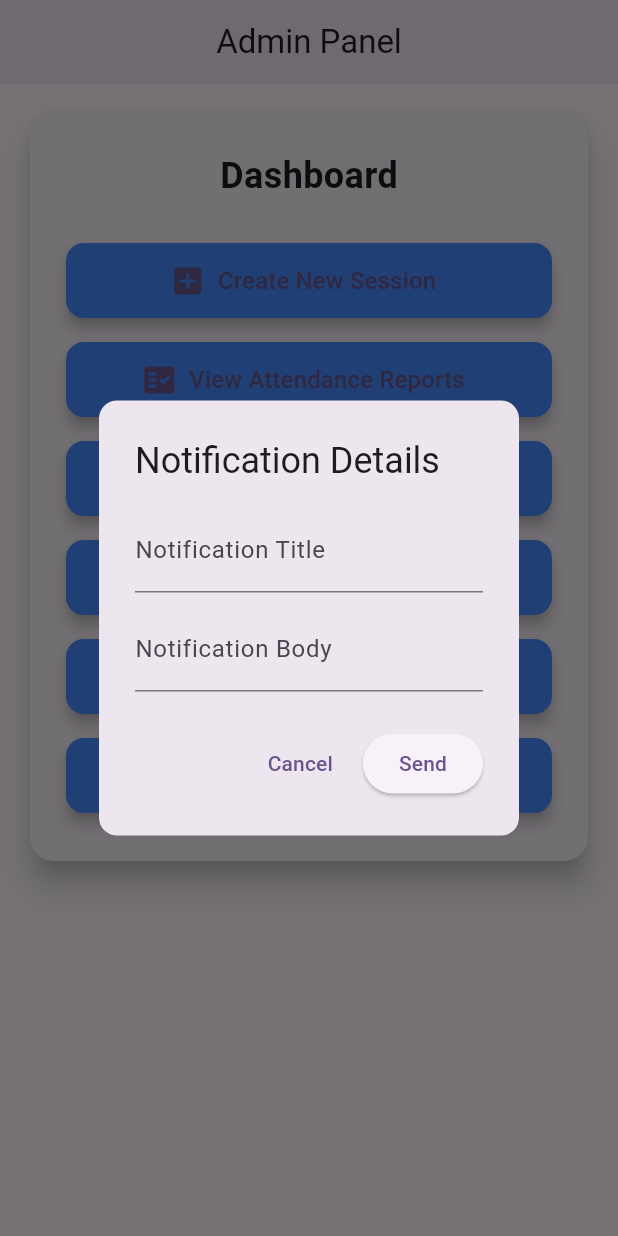
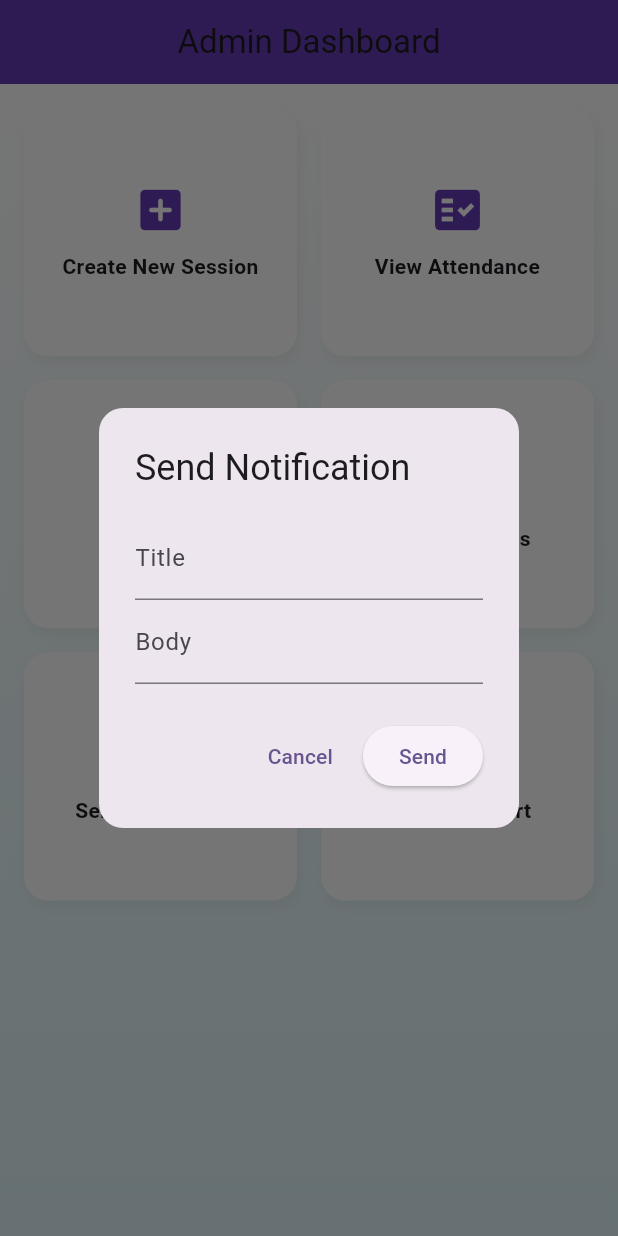
Before and after one commit to sarthakdjoshiFlutterDev30/smart_attend, a Flutter app: the HomeScreen screen opened directly, after a tap on "Send Notification", on a phone screen of 412 x 824 dp. Run offline on Flutter 3.47's test engine with Material 3 defaults, Android fonts, the phone set to English and light mode, and no system bars; our stand-ins replace cloud_firestore, csv, dio, firebase_auth, firebase_core, firebase_messaging and 5 more; missing offline and left inert: dart:html; accounts and stored records are empty.

Commit message:
update attendance_list_screen.dart

```diff
--- a/lib/View/Home.dart
+++ b/lib/View/Home.dart
@@ -7,161 +7,183 @@ import 'package:smart_attend/View/Show_Profile.dart';
 import 'attendance_list_screen.dart';
 import 'create_session_screen.dart';
 
-class HomeScreen extends StatelessWidget {
+class HomeScreen extends StatefulWidget {
   const HomeScreen({super.key});
 
   @override
-  Widget build(BuildContext context) {
+  State<HomeScreen> createState() => _HomeScreenState();
+}
+
+class _HomeScreenState extends State<HomeScreen> {
   final titleController = TextEditingController();
   final bodyController = TextEditingController();
   final api = ApiService();
 
+  @override
+  Widget build(BuildContext context) {
+    final isDark = Theme.of(context).brightness == Brightness.dark;
+
+    final List<_DashboardItem> items = [
+      _DashboardItem(
+        icon: Icons.add_box_rounded,
+        label: "Create New Session",
+        onTap: () => _navigateTo(context, const CreateSessionScreen()),
+      ),
+      _DashboardItem(
+        icon: Icons.fact_check,
+        label: "View Attendance",
+        onTap: () => _navigateTo(context, const AttendanceListScreen()),
+      ),
+      _DashboardItem(
+        icon: Icons.person_add_alt_1,
+        label: "Add Student",
+        onTap: () => _navigateTo(context, const Add_Student()),
+      ),
+      _DashboardItem(
+        icon: Icons.people,
+        label: "Show Students",
+        onTap: () => _navigateTo(context, const ShowAllStudent()),
+      ),
+      _DashboardItem(
+        icon: Icons.notifications_active,
+        label: "Send Notification",
+        onTap: _showNotificationDialog,
+      ),
+      _DashboardItem(
+        icon: Icons.assignment_ind,
+        label: "Student Report",
+        onTap: () => _navigateTo(context, const StudentProfileScreen()),
+      ),
+    ];
+
     return Scaffold(
       appBar: AppBar(
-        title: const Text('Admin Panel'),
+        title: const Text("Admin Dashboard"),
         centerTitle: true,
-        elevation: 4,
+        backgroundColor: Colors.deepPurple,
       ),
-      body: SingleChildScrollView(
-        child: Center(
-          child: Padding(
-            padding: const EdgeInsets.all(16.0),
-            child: Card(
-              shape: RoundedRectangleBorder(
-                borderRadius: BorderRadius.circular(16),
-              ),
-              elevation: 8,
-              child: Padding(
-                padding: const EdgeInsets.all(24.0),
-                child: Column(
-                  mainAxisSize: MainAxisSize.min,
-                  children: [
-                    const Text(
-                      "Dashboard",
-                      style: TextStyle(
-                        fontSize: 24,
-                        fontWeight: FontWeight.bold,
+      body: AnimatedSwitcher(
+        duration: const Duration(milliseconds: 500),
+        child: Container(
+          key: ValueKey(isDark),
+          decoration: BoxDecoration(
+            gradient: isDark
+                ? null
+                : const LinearGradient(
+                    colors: [Colors.white, Color(0xFFE0F7FA)],
+                    begin: Alignment.topCenter,
+                    end: Alignment.bottomCenter,
                   ),
           ),
-                    const SizedBox(height: 20),
-
-                    _buildButton(
-                      context,
-                      icon: Icons.add_box,
-                      label: "Create New Session",
-                      onTap: () {
-                        Navigator.push(
-                          context,
-                          MaterialPageRoute(
-                            builder: (_) => const CreateSessionScreen(),
+          child: ListView(
+            padding: const EdgeInsets.all(16),
+            children: [
+              GridView.builder(
+                physics: const NeverScrollableScrollPhysics(),
+                shrinkWrap: true,
+                itemCount: items.length,
+                gridDelegate: const SliverGridDelegateWithFixedCrossAxisCount(
+                  crossAxisCount: 2,
+                  crossAxisSpacing: 16,
+                  mainAxisSpacing: 16,
+                  childAspectRatio: 1.1,
+                ),
+                itemBuilder: (context, index) {
+                  return _buildAnimatedCard(items[index], isDark);
+                },
+              ),
+            ],
+          ),
+        ),
       ),
     );
-                      },
+  }
+
+  Widget _buildAnimatedCard(_DashboardItem item, bool isDark) {
+    return AnimatedContainer(
+      duration: const Duration(milliseconds: 400),
+      curve: Curves.easeInOut,
+      decoration: BoxDecoration(
+        color: isDark ? Colors.grey[900] : Colors.white,
+        borderRadius: BorderRadius.circular(16),
+        boxShadow: [
+          if (!isDark)
+            BoxShadow(
+              color: Colors.black.withOpacity(0.05),
+              blurRadius: 8,
+              offset: const Offset(2, 4),
             ),
-
-                    _buildButton(
-                      context,
-                      icon: Icons.fact_check,
-                      label: "View Attendance Reports",
-                      onTap: () {
-                        Navigator.push(
-                          context,
-                          MaterialPageRoute(
-                            builder: (_) => const AttendanceListScreen(),
+        ],
+      ),
+      child: InkWell(
+        onTap: item.onTap,
+        borderRadius: BorderRadius.circular(16),
+        child: Padding(
+          padding: const EdgeInsets.symmetric(horizontal: 12, vertical: 20),
+          child: Column(
+            mainAxisAlignment: MainAxisAlignment.center,
+            children: [
+              Icon(item.icon, size: 36, color: Colors.deepPurple),
+              const SizedBox(height: 10),
+              Text(
+                item.label,
+                textAlign: TextAlign.center,
+                style: const TextStyle(
+                  fontSize: 14,
+                  fontWeight: FontWeight.w600,
+                ),
+              ),
+            ],
+          ),
+        ),
       ),
     );
-                      },
-                    ),
+  }
 
-                    _buildButton(
-                      context,
-                      icon: Icons.person_add_alt,
-                      label: "Add Student",
-                      onTap: () {
-                        Navigator.push(
-                          context,
-                          MaterialPageRoute(
-                            builder: (_) => const Add_Student(),
-                          ),
-                        );
-                      },
-                    ),
-
-                    _buildButton(
-                      context,
-                      icon: Icons.people_alt,
-                      label: "Show Students",
-                      onTap: () {
-                        Navigator.push(
-                          context,
-                          MaterialPageRoute(
-                            builder: (_) => const ShowAllStudent(),
-                          ),
-                        );
-                      },
-                    ),
-
-                    _buildButton(
-                      context,
-                      icon: Icons.notifications_active,
-                      label: "Send Notification",
-                      onTap: () {
+  void _showNotificationDialog() {
     showDialog(
       context: context,
       builder: (_) => AlertDialog(
-                            shape: RoundedRectangleBorder(
-                              borderRadius: BorderRadius.circular(12),
-                            ),
-                            title: const Text("Notification Details"),
+        shape: RoundedRectangleBorder(borderRadius: BorderRadius.circular(16)),
+        title: const Text("Send Notification"),
         content: Column(
           mainAxisSize: MainAxisSize.min,
           children: [
             TextField(
               controller: titleController,
-                                  decoration: const InputDecoration(
-                                    labelText: "Notification Title",
+              decoration: const InputDecoration(labelText: "Title"),
             ),
-                                ),
-                                const SizedBox(height: 10),
             TextField(
               controller: bodyController,
-                                  decoration: const InputDecoration(
-                                    labelText: "Notification Body",
-                                  ),
+              decoration: const InputDecoration(labelText: "Body"),
             ),
           ],
         ),
         actions: [
           TextButton(
             onPressed: () {
-                                  Navigator.pop(context);
               titleController.clear();
               bodyController.clear();
+              Navigator.pop(context);
             },
             child: const Text("Cancel"),
           ),
           ElevatedButton(
             onPressed: () async {
-                                  if (titleController.text.isEmpty ||
-                                      bodyController.text.isEmpty) {
+              if (titleController.text.isEmpty || bodyController.text.isEmpty) {
                 ScaffoldMessenger.of(context).showSnackBar(
-                                      const SnackBar(
-                                        content: Text("Fields cannot be empty"),
-                                      ),
+                  const SnackBar(content: Text("All fields are required")),
                 );
                 return;
               }
               final title = titleController.text.trim();
               final body = bodyController.text.trim();
+              await api.sendNotification(title, body);
               titleController.clear();
               bodyController.clear();
-
-                                  await api.sendNotification(title, body);
               Navigator.pop(context);
               ScaffoldMessenger.of(context).showSnackBar(
-                                    const SnackBar(
-                                      content: Text("Notification Sent"),
-                                    ),
+                const SnackBar(content: Text("Notification sent")),
               );
             },
             child: const Text("Send"),
@@ -169,52 +191,21 @@ class HomeScreen extends StatelessWidget {
         ],
       ),
     );
-                      },
-                    ),
-                    _buildButton(
-                      context,
-                      icon: Icons.credit_card,
-                      label: "Show Student Report",
-                      onTap: () {
-                        Navigator.push(
-                          context,
-                          MaterialPageRoute(
-                            builder: (_) => const StudentProfileScreen(),
-                          ),
-                        );
-                      },
-                    ),
-                  ],
-                ),
-              ),
-            ),
-          ),
-        ),
-      ),
-    );
   }
 
-  Widget _buildButton(
-    BuildContext context, {
-    required IconData icon,
-    required String label,
-    required VoidCallback onTap,
-  }) {
-    return Padding(
-      padding: const EdgeInsets.symmetric(vertical: 8),
-      child: ElevatedButton.icon(
-        style: ElevatedButton.styleFrom(
-          minimumSize: Size(MediaQuery.of(context).size.width * 0.8, 50),
-          shape: RoundedRectangleBorder(
-            borderRadius: BorderRadius.circular(12),
-          ),
-          backgroundColor: Colors.blueAccent,
-          elevation: 4,
-        ),
-        icon: Icon(icon, size: 24),
-        label: Text(label, style: const TextStyle(fontSize: 16)),
-        onPressed: onTap,
-      ),
-    );
+  void _navigateTo(BuildContext context, Widget page) {
+    Navigator.push(context, MaterialPageRoute(builder: (_) => page));
   }
 }
+
+class _DashboardItem {
+  final IconData icon;
+  final String label;
+  final VoidCallback onTap;
+
+  _DashboardItem({
+    required this.icon,
+    required this.label,
+    required this.onTap,
+  });
+}
--- a/pubspec.yaml
+++ b/pubspec.yaml
@@ -53,6 +53,7 @@ dependencies:
   firebase_messaging: ^15.2.5
   firebase_in_app_messaging: ^0.8.1+5
   dio: ^5.8.0+1
+  lottie: ^3.3.1
 dev_dependencies:
   flutter_test:
     sdk: flutter
```
Also changed, not shown: pubspec.lock. Lines whose indentation alone changed are shown as unchanged.
